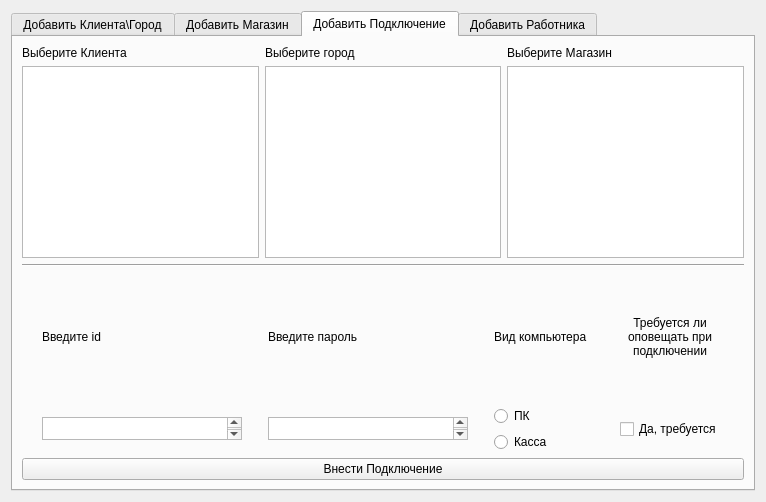
Qt form edit_db.ui (Bigmagyshka/Quick-AD-Access) before a commit.
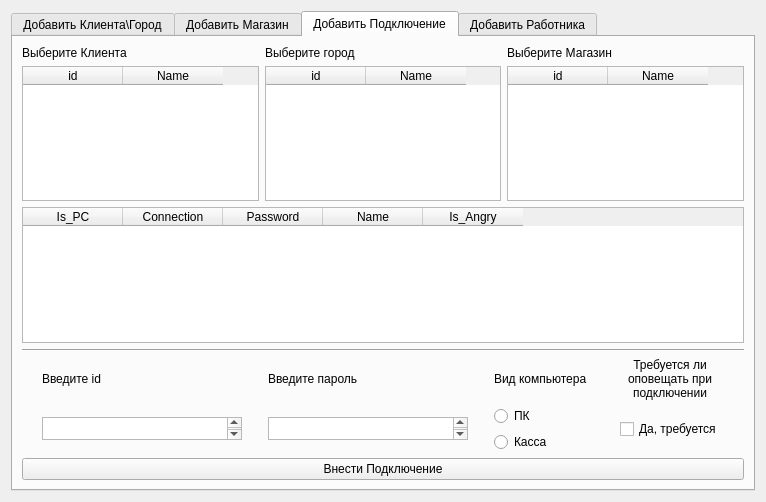
The same form after that commit. The open tabs and pages were chosen to show the change.

```diff
--- a/edit_db.ui
+++ b/edit_db.ui
@@ -281,7 +281,18 @@
               </widget>
              </item>
              <item>
-              <widget class="QTableWidget" name="tableWidget_7"/>
+              <widget class="QTableWidget" name="tableWidget_7">
+               <column>
+                <property name="text">
+                 <string>id</string>
+                </property>
+               </column>
+               <column>
+                <property name="text">
+                 <string>Name</string>
+                </property>
+               </column>
+              </widget>
              </item>
             </layout>
            </item>
@@ -295,7 +306,18 @@
               </widget>
              </item>
              <item>
-              <widget class="QTableWidget" name="tableWidget_8"/>
+              <widget class="QTableWidget" name="tableWidget_8">
+               <column>
+                <property name="text">
+                 <string>id</string>
+                </property>
+               </column>
+               <column>
+                <property name="text">
+                 <string>Name</string>
+                </property>
+               </column>
+              </widget>
              </item>
             </layout>
            </item>
@@ -309,12 +331,52 @@
               </widget>
              </item>
              <item>
-              <widget class="QTableWidget" name="tableWidget_9"/>
+              <widget class="QTableWidget" name="tableWidget_9">
+               <column>
+                <property name="text">
+                 <string>id</string>
+                </property>
+               </column>
+               <column>
+                <property name="text">
+                 <string>Name</string>
+                </property>
+               </column>
+              </widget>
              </item>
             </layout>
            </item>
           </layout>
          </item>
+         <item>
+          <widget class="QTableWidget" name="tableWidget">
+           <column>
+            <property name="text">
+             <string>Is_PC</string>
+            </property>
+           </column>
+           <column>
+            <property name="text">
+             <string>Connection</string>
+            </property>
+           </column>
+           <column>
+            <property name="text">
+             <string>Password</string>
+            </property>
+           </column>
+           <column>
+            <property name="text">
+             <string>Name</string>
+            </property>
+           </column>
+           <column>
+            <property name="text">
+             <string>Is_Angry</string>
+            </property>
+           </column>
+          </widget>
+         </item>
          <item>
           <widget class="Line" name="line_4">
            <property name="orientation">
```
Left out of the diff: 35 changed lines with no effect on the pictures.
